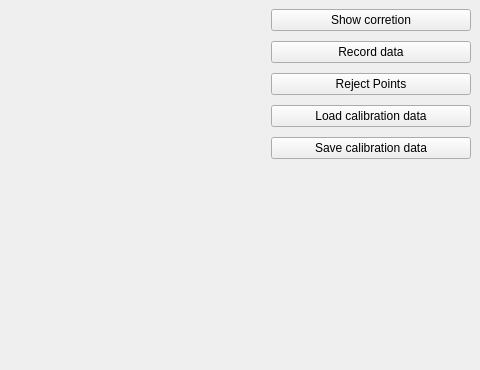
Old version of the form src/fancyWindow.ui in the repository RaduAlexandru/DepthCorrection; both pictures show x 473 to 953 and y 0 to 370 of the 953 by 808 pixel window.
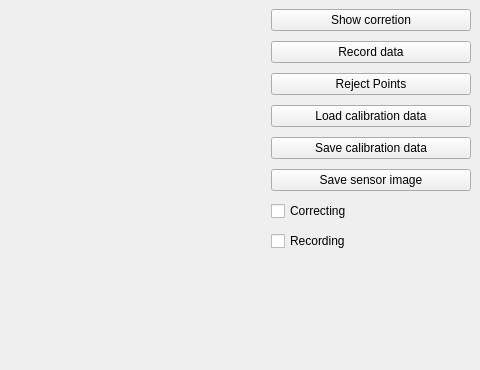
New version of the form. Custom widgets are drawn as their Qt base class.

Patch:
```diff
--- a/src/fancyWindow.ui
+++ b/src/fancyWindow.ui
@@ -44,7 +44,7 @@
        </spacer>
       </item>
       <item>
-       <layout class="QVBoxLayout" name="verticalLayout" stretch="0,0,0,0,0,0">
+       <layout class="QVBoxLayout" name="verticalLayout" stretch="0,0,0,0,0,0,0,0,0">
         <property name="spacing">
          <number>10</number>
         </property>
@@ -98,6 +98,27 @@
           </property>
          </widget>
         </item>
+        <item>
+         <widget class="QPushButton" name="saveSensorImage">
+          <property name="text">
+           <string>Save sensor image</string>
+          </property>
+         </widget>
+        </item>
+        <item>
+         <widget class="QCheckBox" name="correcting">
+          <property name="text">
+           <string>Correcting</string>
+          </property>
+         </widget>
+        </item>
+        <item>
+         <widget class="QCheckBox" name="recording">
+          <property name="text">
+           <string>Recording</string>
+          </property>
+         </widget>
+        </item>
         <item>
          <spacer name="verticalSpacer">
           <property name="orientation">
```
